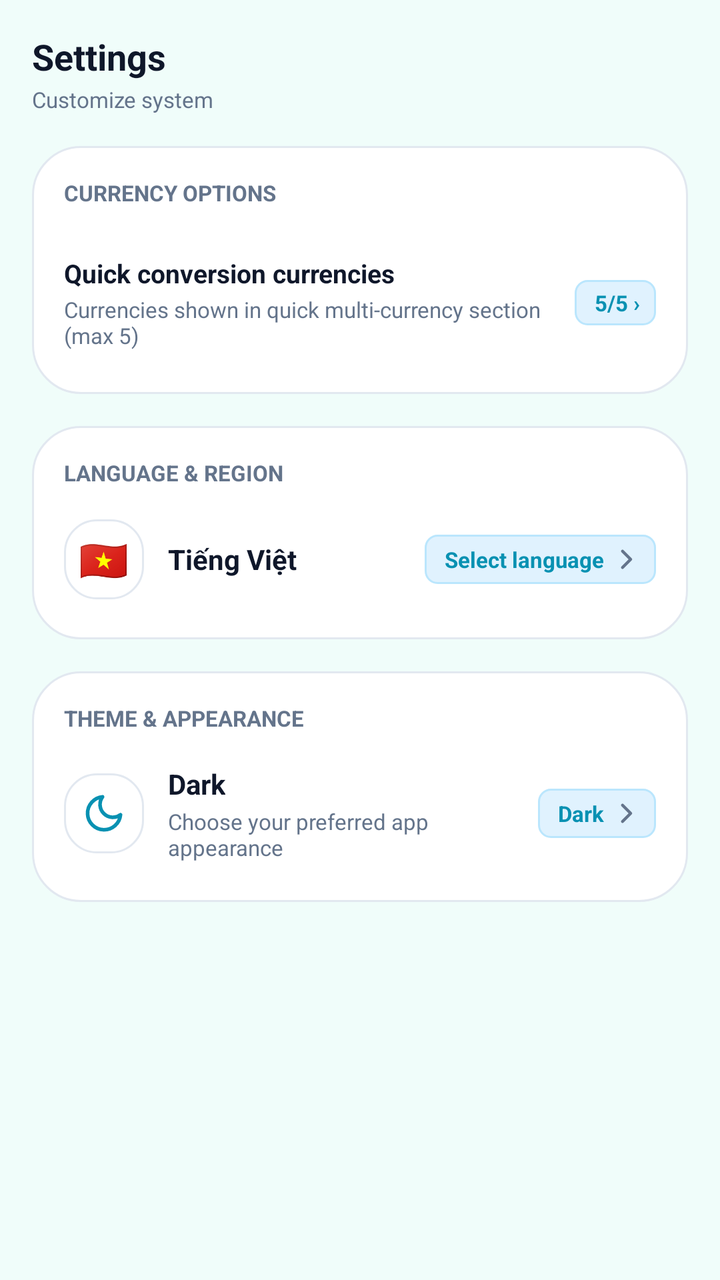
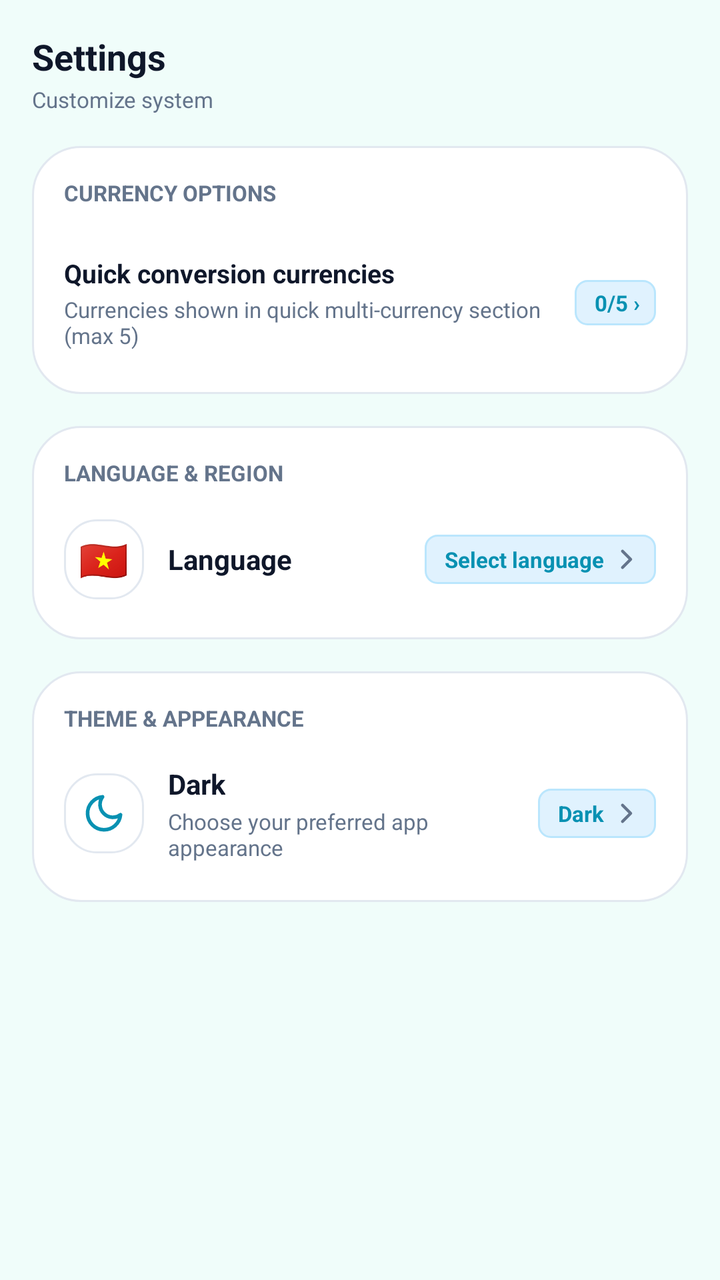

Compare the two renders of this Android layout. The source of the first and the diff that turns it into the second are given below.
<!-- AndroidManifest.xml: application theme Theme.Currency -->
<!-- res/layout/fragment_settings.xml -->
<?xml version="1.0" encoding="utf-8"?>
<androidx.core.widget.NestedScrollView xmlns:android="http://schemas.android.com/apk/res/android"
    xmlns:app="http://schemas.android.com/apk/res-auto"
    android:layout_width="match_parent"
    android:layout_height="match_parent"
    android:background="@color/background_app"
    android:fillViewport="true">

    <LinearLayout
        android:layout_width="match_parent"
        android:layout_height="wrap_content"
        android:orientation="vertical"
        android:padding="16dp">

        
        <TextView
            android:layout_width="wrap_content"
            android:layout_height="wrap_content"
            android:text="@string/settings"
            android:textColor="@color/content_primary"
            android:textSize="18sp"
            android:textStyle="bold" />

        <TextView
            android:layout_width="wrap_content"
            android:layout_height="wrap_content"
            android:layout_marginTop="2dp"
            android:text="@string/settings_subtitle"
            android:textColor="@color/content_secondary"
            android:textSize="11sp" />

        
        <LinearLayout
            android:layout_width="match_parent"
            android:layout_height="wrap_content"
            android:layout_marginTop="16dp"
            android:background="@drawable/bg_card_surface"
            android:orientation="vertical"
            android:padding="16dp">

            <TextView
                android:layout_width="wrap_content"
                android:layout_height="wrap_content"
                android:layout_marginBottom="12dp"
                android:text="@string/currency_options"
                android:textColor="@color/content_secondary"
                android:textSize="11sp"
                android:textStyle="bold" />

            


































































































            
            <LinearLayout
                android:id="@+id/btnQuickCurrencies"
                android:layout_width="match_parent"
                android:layout_height="wrap_content"
                android:background="?attr/selectableItemBackground"
                android:clickable="true"
                android:focusable="true"
                android:gravity="center_vertical"
                android:orientation="horizontal"
                android:paddingTop="12dp"
                android:paddingBottom="6dp">

                <LinearLayout
                    android:layout_width="0dp"
                    android:layout_height="wrap_content"
                    android:layout_weight="1"
                    android:orientation="vertical">

                    <TextView
                        android:layout_width="wrap_content"
                        android:layout_height="wrap_content"
                        android:text="@string/quick_currencies_title"
                        android:textColor="@color/content_primary"
                        android:textSize="13sp"
                        android:textStyle="bold" />

                    <TextView
                        android:layout_width="wrap_content"
                        android:layout_height="wrap_content"
                        android:layout_marginTop="2dp"
                        android:text="@string/quick_currencies_summary"
                        android:textColor="@color/content_secondary"
                        android:textSize="11sp" />
                </LinearLayout>

                <LinearLayout
                    android:layout_width="wrap_content"
                    android:layout_height="wrap_content"
                    android:background="@drawable/bg_badge_cyan"
                    android:gravity="center_vertical"
                    android:orientation="horizontal"
                    android:paddingStart="10dp"
                    android:paddingTop="4dp"
                    android:paddingEnd="8dp"
                    android:paddingBottom="4dp">

                    <TextView
                        android:id="@+id/tvQuickCurrenciesBadge"
                        android:layout_width="wrap_content"
                        android:layout_height="wrap_content"
                        android:text="5/5 ›"
                        android:textColor="@color/brand_accent"
                        android:textSize="11sp"
                        android:textStyle="bold" />
                </LinearLayout>
            </LinearLayout>
        </LinearLayout>

        
        <LinearLayout
            android:layout_width="match_parent"
            android:layout_height="wrap_content"
            android:layout_marginTop="16dp"
            android:background="@drawable/bg_card_surface"
            android:orientation="vertical"
            android:padding="16dp">

            
            <TextView
                android:layout_width="wrap_content"
                android:layout_height="wrap_content"
                android:layout_marginBottom="12dp"
                android:text="@string/language_and_region"
                android:textColor="@color/content_secondary"
                android:textSize="11sp"
                android:textStyle="bold" />

            
            <LinearLayout
                android:id="@+id/btnLanguagePicker"
                android:layout_width="match_parent"
                android:layout_height="wrap_content"
                android:clickable="true"
                android:focusable="true"
                android:gravity="center_vertical"
                android:orientation="horizontal"
                android:paddingTop="4dp"
                android:paddingBottom="4dp">

                
                <FrameLayout
                    android:layout_width="40dp"
                    android:layout_height="40dp"
                    android:background="@drawable/bg_input_box">

                    <TextView
                        android:id="@+id/tvActiveLanguageFlag"
                        android:layout_width="wrap_content"
                        android:layout_height="wrap_content"
                        android:layout_gravity="center"
                        android:textSize="20sp"
                        android:text="🇻🇳" />
                </FrameLayout>

                
                <LinearLayout
                    android:layout_width="0dp"
                    android:layout_height="wrap_content"
                    android:layout_marginStart="12dp"
                    android:layout_marginEnd="8dp"
                    android:layout_weight="1"
                    android:orientation="vertical">

                    <TextView
                        android:id="@+id/tvActiveLanguageName"
                        android:layout_width="wrap_content"
                        android:layout_height="wrap_content"
                        android:text="Tiếng Việt"
                        android:textColor="@color/content_primary"
                        android:textSize="14sp"
                        android:textStyle="bold" />
                </LinearLayout>

                
                <LinearLayout
                    android:layout_width="wrap_content"
                    android:layout_height="wrap_content"
                    android:background="@drawable/bg_badge_cyan"
                    android:gravity="center_vertical"
                    android:orientation="horizontal"
                    android:paddingStart="10dp"
                    android:paddingTop="5dp"
                    android:paddingEnd="8dp"
                    android:paddingBottom="5dp">

                    <TextView
                        android:id="@+id/tvAllLanguagesBadge"
                        android:layout_width="wrap_content"
                        android:layout_height="wrap_content"
                        android:text="@string/select_language"
                        android:textColor="@color/brand_accent"
                        android:textSize="11sp"
                        android:textStyle="bold" />

                    <ImageView
                        android:layout_width="14dp"
                        android:layout_height="14dp"
                        android:layout_marginStart="4dp"
                        android:src="@drawable/ic_chevron_right" />
                </LinearLayout>
            </LinearLayout>
        </LinearLayout>

        
        <LinearLayout
            android:layout_width="match_parent"
            android:layout_height="wrap_content"
            android:layout_marginTop="16dp"
            android:background="@drawable/bg_card_surface"
            android:orientation="vertical"
            android:padding="16dp">

            
            <TextView
                android:layout_width="wrap_content"
                android:layout_height="wrap_content"
                android:layout_marginBottom="12dp"
                android:text="@string/theme_and_display"
                android:textColor="@color/content_secondary"
                android:textSize="11sp"
                android:textStyle="bold" />

            
            <LinearLayout
                android:id="@+id/btnThemePicker"
                android:layout_width="match_parent"
                android:layout_height="wrap_content"
                android:background="?attr/selectableItemBackground"
                android:clickable="true"
                android:focusable="true"
                android:gravity="center_vertical"
                android:orientation="horizontal"
                android:paddingTop="4dp"
                android:paddingBottom="4dp">

                
                <FrameLayout
                    android:layout_width="40dp"
                    android:layout_height="40dp"
                    android:background="@drawable/bg_input_box">

                    <ImageView
                        android:id="@+id/ivActiveThemeIcon"
                        android:layout_width="22dp"
                        android:layout_height="22dp"
                        android:layout_gravity="center"
                        android:src="@drawable/ic_theme_dark"
                        app:tint="@color/brand_accent" />
                </FrameLayout>

                
                <LinearLayout
                    android:layout_width="0dp"
                    android:layout_height="wrap_content"
                    android:layout_marginStart="12dp"
                    android:layout_marginEnd="8dp"
                    android:layout_weight="1"
                    android:orientation="vertical">

                    <TextView
                        android:id="@+id/tvActiveThemeName"
                        android:layout_width="wrap_content"
                        android:layout_height="wrap_content"
                        android:text="@string/theme_dark"
                        android:textColor="@color/content_primary"
                        android:textSize="14sp"
                        android:textStyle="bold" />

                    <TextView
                        android:id="@+id/tvActiveThemeSubtitle"
                        android:layout_width="wrap_content"
                        android:layout_height="wrap_content"
                        android:layout_marginTop="2dp"
                        android:text="@string/theme_subtitle"
                        android:textColor="@color/content_secondary"
                        android:textSize="11sp" />
                </LinearLayout>

                
                <LinearLayout
                    android:layout_width="wrap_content"
                    android:layout_height="wrap_content"
                    android:background="@drawable/bg_badge_cyan"
                    android:gravity="center_vertical"
                    android:orientation="horizontal"
                    android:paddingStart="10dp"
                    android:paddingTop="5dp"
                    android:paddingEnd="8dp"
                    android:paddingBottom="5dp">

                    <TextView
                        android:id="@+id/tvThemeBadge"
                        android:layout_width="wrap_content"
                        android:layout_height="wrap_content"
                        android:text="@string/theme_dark"
                        android:textColor="@color/brand_accent"
                        android:textSize="11sp"
                        android:textStyle="bold" />

                    <ImageView
                        android:layout_width="14dp"
                        android:layout_height="14dp"
                        android:layout_marginStart="4dp"
                        android:src="@drawable/ic_chevron_right" />
                </LinearLayout>
            </LinearLayout>
        </LinearLayout>

    </LinearLayout>

</androidx.core.widget.NestedScrollView>
<!-- resources referenced by this layout -->
<resources>
  <color name="background_app">#F0FDFA</color>
  <color name="brand_accent">#0891B2</color>
  <color name="content_primary">#0F172A</color>
  <color name="content_secondary">#64748B</color>
  <!-- drawable bg_badge_cyan (drawable) -->
  <?xml version="1.0" encoding="utf-8"?>
  <shape xmlns:android="http://schemas.android.com/apk/res/android"
      android:shape="rectangle">
      <solid android:color="@color/brand_container" />
      <corners android:radius="6dp" />
      <stroke
          android:width="1dp"
          android:color="@color/brand_container_outline" />
  </shape>
  <!-- drawable bg_card_surface (drawable) -->
  <?xml version="1.0" encoding="utf-8"?>
  <shape xmlns:android="http://schemas.android.com/apk/res/android"
      android:shape="rectangle">
      <solid android:color="@color/surface_card" />
      <corners android:radius="24dp" />
      <stroke
          android:width="1dp"
          android:color="@color/outline_default" />
  </shape>
  <!-- drawable bg_input_box (drawable) -->
  <?xml version="1.0" encoding="utf-8"?>
  <shape xmlns:android="http://schemas.android.com/apk/res/android"
      android:shape="rectangle">
      <solid android:color="@color/surface_input" />
      <corners android:radius="16dp" />
      <stroke
          android:width="1dp"
          android:color="@color/outline_default" />
  </shape>
  <!-- drawable ic_chevron_right (drawable) -->
  <vector xmlns:android="http://schemas.android.com/apk/res/android"
      android:width="24dp"
      android:height="24dp"
      android:viewportWidth="24"
      android:viewportHeight="24">
      <path
          android:strokeColor="@color/content_secondary"
          android:strokeWidth="2.5"
          android:strokeLineCap="round"
          android:strokeLineJoin="round"
          android:pathData="M9,5l7,7-7,7" />
  </vector>
  <!-- drawable ic_theme_dark (drawable) -->
  <vector xmlns:android="http://schemas.android.com/apk/res/android"
      android:width="20dp"
      android:height="20dp"
      android:viewportWidth="24"
      android:viewportHeight="24">
      <path
          android:fillColor="@android:color/transparent"
          android:pathData="M21,12.79A9,9 0 1,1 11.21,3 7,7 0 0,0 21,12.79z"
          android:strokeColor="#FFFFFF"
          android:strokeLineCap="round"
          android:strokeLineJoin="round"
          android:strokeWidth="2" />
  </vector>
  <string name="currency_options">CURRENCY OPTIONS</string>
  <string name="language_and_region">LANGUAGE &amp; REGION</string>
  <string name="quick_currencies_summary">Currencies shown in quick multi-currency section (max 5)</string>
  <string name="quick_currencies_title">Quick conversion currencies</string>
  <string name="select_language">Select language</string>
  <string name="settings">Settings</string>
  <string name="settings_subtitle">Customize system </string>
  <string name="theme_and_display">THEME &amp; APPEARANCE</string>
  <string name="theme_dark">Dark</string>
  <string name="theme_subtitle">Choose your preferred app appearance</string>
  <style name="Theme.Currency" parent="Base.Theme.Currency" />
  <color name="brand_container">#E0F2FE</color>
  <color name="brand_container_outline">#BAE6FD</color>
  <color name="surface_card">#FFFFFFFF</color>
  <color name="outline_default">#E2E8F0</color>
  <color name="surface_input">#FFFFFFFF</color>
  <color name="brand_primary">#0891B2</color>
  <color name="brand_gradient_end">#2563EB</color>
  <!-- unchanged entries left out for length: 1 -->
</resources>

<!-- the commit's change to res/layout/fragment_settings.xml (unified diff, before → after) -->
@@ -197,7 +197,7 @@
                         android:id="@+id/tvQuickCurrenciesBadge"
                         android:layout_width="wrap_content"
                         android:layout_height="wrap_content"
-                        android:text="5/5 ›"
+                        android:text="@string/quick_currencies_badge_placeholder"
                         android:textColor="@color/brand_accent"
                         android:textSize="11sp"
                         android:textStyle="bold" />
@@ -264,7 +264,7 @@
                         android:id="@+id/tvActiveLanguageName"
                         android:layout_width="wrap_content"
                         android:layout_height="wrap_content"
-                        android:text="Tiếng Việt"
+                        android:text="@string/language"
                         android:textColor="@color/content_primary"
                         android:textSize="14sp"
                         android:textStyle="bold" />
<!-- resource entries referenced after the edit -->
@@ -62,7 +62,9 @@
           android:strokeWidth="2" />
   </vector>
   <string name="currency_options">CURRENCY OPTIONS</string>
+  <string name="language">Language</string>
   <string name="language_and_region">LANGUAGE &amp; REGION</string>
+  <string name="quick_currencies_badge_placeholder">0/5 ›</string>
   <string name="quick_currencies_summary">Currencies shown in quick multi-currency section (max 5)</string>
   <string name="quick_currencies_title">Quick conversion currencies</string>
   <string name="select_language">Select language</string>
